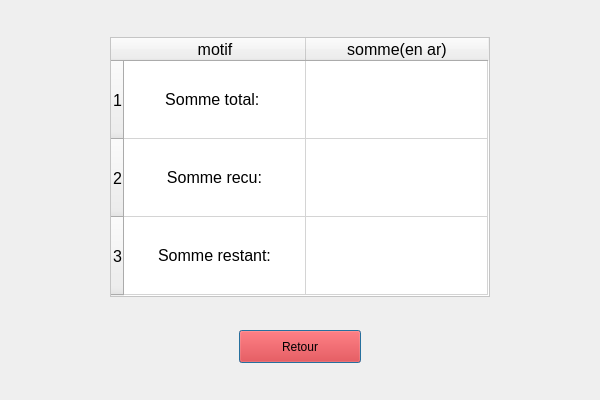
ToDesire/QT_Project, file myProject/finance.ui: the form before one commit.
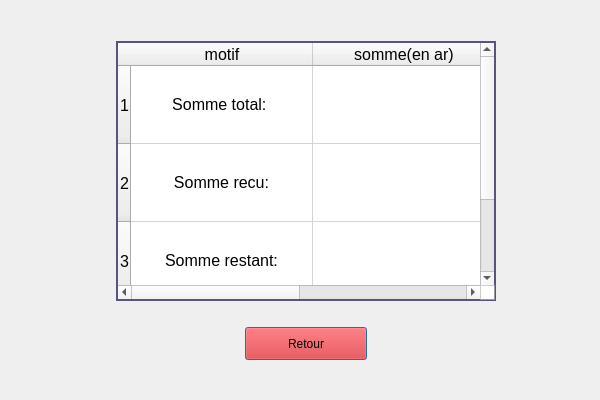
The form after the commit.

```diff
--- a/myProject/finance.ui
+++ b/myProject/finance.ui
@@ -15,26 +15,26 @@
   </property>
   <layout class="QGridLayout" name="gridLayout">
    <item row="0" column="2">
-    <spacer name="verticalSpacer_2">
+    <spacer name="verticalSpacer_3">
      <property name="orientation">
       <enum>Qt::Vertical</enum>
      </property>
      <property name="sizeHint" stdset="0">
       <size>
-       <width>20</width>
-       <height>19</height>
+       <width>13</width>
+       <height>23</height>
       </size>
      </property>
     </spacer>
    </item>
    <item row="1" column="0">
-    <spacer name="horizontalSpacer">
+    <spacer name="horizontalSpacer_3">
      <property name="orientation">
       <enum>Qt::Horizontal</enum>
      </property>
      <property name="sizeHint" stdset="0">
       <size>
-       <width>92</width>
+       <width>99</width>
        <height>20</height>
       </size>
      </property>
@@ -67,9 +67,11 @@
      </property>
      <property name="styleSheet">
       <string notr="true">QTableWidget{
+	border: 2px solid rgb(85, 85, 127);
 	background-color: #fff;
-	color: #000;
-}</string>
+	color: black;
+}
+</string>
      </property>
      <property name="selectionMode">
       <enum>QAbstractItemView::NoSelection</enum>
@@ -152,13 +154,13 @@
     </widget>
    </item>
    <item row="1" column="4">
-    <spacer name="horizontalSpacer_2">
+    <spacer name="horizontalSpacer_4">
      <property name="orientation">
       <enum>Qt::Horizontal</enum>
      </property>
      <property name="sizeHint" stdset="0">
       <size>
-       <width>92</width>
+       <width>73</width>
        <height>20</height>
       </size>
      </property>
@@ -169,22 +171,25 @@
      <property name="orientation">
       <enum>Qt::Vertical</enum>
      </property>
+     <property name="sizeType">
+      <enum>QSizePolicy::Fixed</enum>
+     </property>
      <property name="sizeHint" stdset="0">
       <size>
        <width>20</width>
-       <height>18</height>
+       <height>20</height>
       </size>
      </property>
     </spacer>
    </item>
    <item row="3" column="0" colspan="2">
-    <spacer name="horizontalSpacer_3">
+    <spacer name="horizontalSpacer">
      <property name="orientation">
       <enum>Qt::Horizontal</enum>
      </property>
      <property name="sizeHint" stdset="0">
       <size>
-       <width>221</width>
+       <width>228</width>
        <height>20</height>
       </size>
      </property>
@@ -210,27 +215,27 @@
     </widget>
    </item>
    <item row="3" column="3" colspan="2">
-    <spacer name="horizontalSpacer_4">
+    <spacer name="horizontalSpacer_2">
      <property name="orientation">
       <enum>Qt::Horizontal</enum>
      </property>
      <property name="sizeHint" stdset="0">
       <size>
-       <width>221</width>
+       <width>127</width>
        <height>20</height>
       </size>
      </property>
     </spacer>
    </item>
    <item row="4" column="2">
-    <spacer name="verticalSpacer_3">
+    <spacer name="verticalSpacer_2">
      <property name="orientation">
       <enum>Qt::Vertical</enum>
      </property>
      <property name="sizeHint" stdset="0">
       <size>
        <width>20</width>
-       <height>19</height>
+       <height>13</height>
       </size>
      </property>
     </spacer>
```
Left out of the diff: 2 changed lines with no effect on the pictures.
